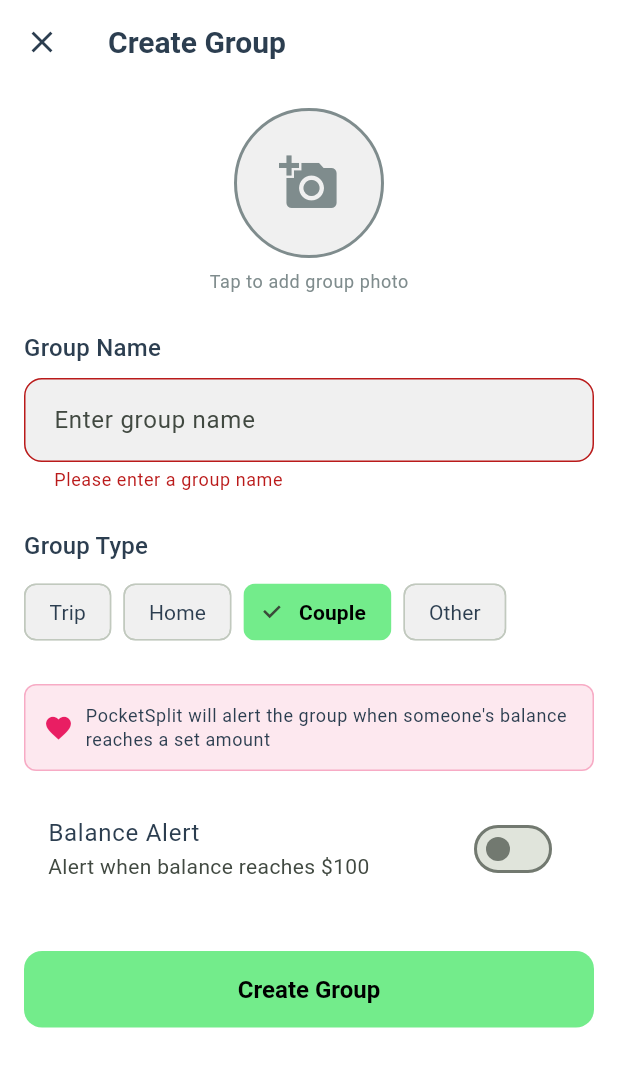
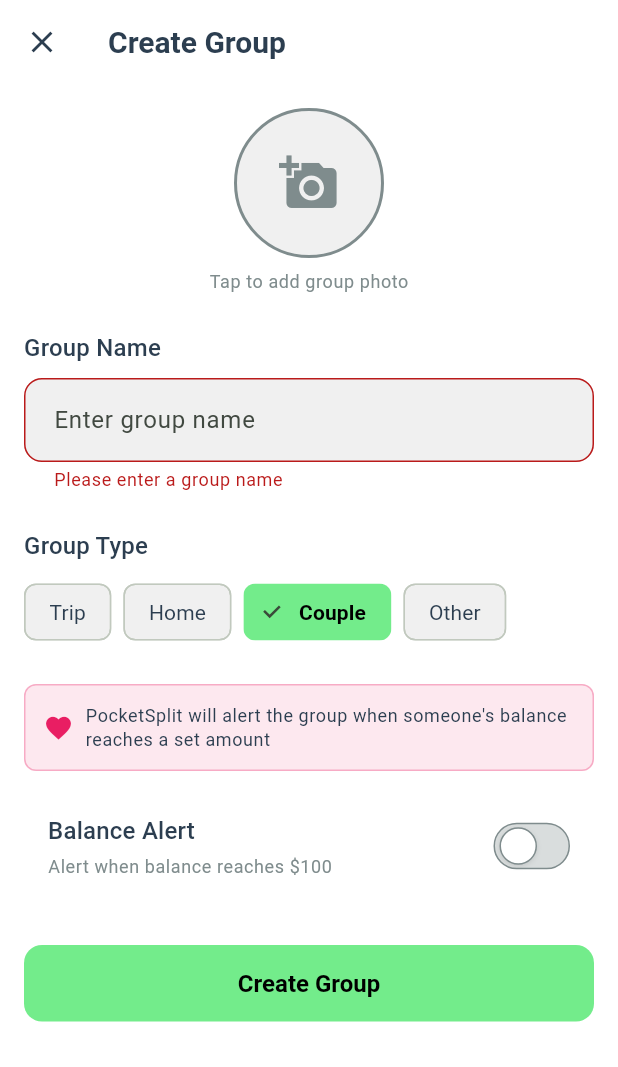
Before and after one commit to FiroshV/PocketSplit, a Flutter app: the CreateGroupPage screen opened directly, after a tap on "Create Group", after a tap on "Home", after a tap on "Couple", on a phone screen of 412 x 824 dp. Shown: the top 1067 px of the screen. Run offline on Flutter 3.47's test engine with Material 3 defaults, Android fonts, the light colour scheme and no system bars; our stand-ins replace firebase_auth, firebase_core, google_sign_in; accounts and stored records are empty.

Commit message:
feat: Replace SwitchListTile with custom switch for Settle Up Reminders and Balance Alert

```diff
--- a/lib/presentation/pages/groups/create_group_page.dart
+++ b/lib/presentation/pages/groups/create_group_page.dart
@@ -30,6 +30,47 @@ class _CreateGroupPageState extends State<CreateGroupPage> {
   void dispose() {
     _groupNameController.dispose();
     super.dispose();
+  }
+
+  Widget _buildCustomSwitch({
+    required bool value,
+    required ValueChanged<bool> onChanged,
+  }) {
+    return GestureDetector(
+      onTap: () => onChanged(!value),
+      child: Container(
+        width: 51,
+        height: 31,
+        decoration: BoxDecoration(
+          borderRadius: BorderRadius.circular(15.5),
+          border: Border.all(color: AppTheme.neutralGray, width: 1),
+          color: value
+              ? AppTheme.primary2.withValues(alpha: 0.3)
+              : AppTheme.neutralGray.withValues(alpha: 0.3),
+        ),
+        child: AnimatedAlign(
+          duration: const Duration(milliseconds: 200),
+          alignment: value ? Alignment.centerRight : Alignment.centerLeft,
+          child: Container(
+            width: 27,
+            height: 27,
+            margin: const EdgeInsets.all(2),
+            decoration: BoxDecoration(
+              shape: BoxShape.circle,
+              color: value ? AppTheme.primary2 : Colors.white,
+              border: Border.all(color: AppTheme.neutralGray, width: 1),
+              boxShadow: [
+                BoxShadow(
+                  color: Colors.black.withValues(alpha: 0.1),
+                  offset: const Offset(0, 1),
+                  blurRadius: 2,
+                ),
+              ],
+            ),
+          ),
+        ),
+      ),
+    );
   }
 
   Future<void> _pickImage() async {
@@ -303,16 +344,36 @@ class _CreateGroupPageState extends State<CreateGroupPage> {
           ),
         ),
         const SizedBox(height: 16),
-        SwitchListTile(
-          title: const Text('Settle Up Reminders'),
-          subtitle: const Text('Get notifications to remind group members'),
+        Container(
+          padding: const EdgeInsets.symmetric(horizontal: 16, vertical: 12),
+          child: Row(
+            children: [
+              Expanded(
+                child: Column(
+                  crossAxisAlignment: CrossAxisAlignment.start,
+                  children: [
+                    Text(
+                      'Settle Up Reminders',
+                      style: Theme.of(context).textTheme.titleMedium,
+                    ),
+                    const SizedBox(height: 4),
+                    Text(
+                      'Get notifications to remind group members',
+                      style: Theme.of(context).textTheme.bodySmall,
+                    ),
+                  ],
+                ),
+              ),
+              _buildCustomSwitch(
                 value: _enableSettleUpReminders,
                 onChanged: (bool value) {
                   setState(() {
                     _enableSettleUpReminders = value;
                   });
                 },
-          activeColor: AppTheme.primary2,
+              ),
+            ],
+          ),
         ),
       ],
     );
@@ -345,16 +406,36 @@ class _CreateGroupPageState extends State<CreateGroupPage> {
           ),
         ),
         const SizedBox(height: 16),
-        SwitchListTile(
-          title: const Text('Balance Alert'),
-          subtitle: Text('Alert when balance reaches \$${_balanceAlertAmount.toStringAsFixed(0)}'),
+        Container(
+          padding: const EdgeInsets.symmetric(horizontal: 16, vertical: 12),
+          child: Row(
+            children: [
+              Expanded(
+                child: Column(
+                  crossAxisAlignment: CrossAxisAlignment.start,
+                  children: [
+                    Text(
+                      'Balance Alert',
+                      style: Theme.of(context).textTheme.titleMedium,
+                    ),
+                    const SizedBox(height: 4),
+                    Text(
+                      'Alert when balance reaches \$${_balanceAlertAmount.toStringAsFixed(0)}',
+                      style: Theme.of(context).textTheme.bodySmall,
+                    ),
+                  ],
+                ),
+              ),
+              _buildCustomSwitch(
                 value: _enableBalanceAlert,
                 onChanged: (bool value) {
                   setState(() {
                     _enableBalanceAlert = value;
                   });
                 },
-          activeColor: AppTheme.primary2,
+              ),
+            ],
+          ),
         ),
         if (_enableBalanceAlert) ...[
           const SizedBox(height: 16),
```
Lines whose indentation alone changed are shown as unchanged.
